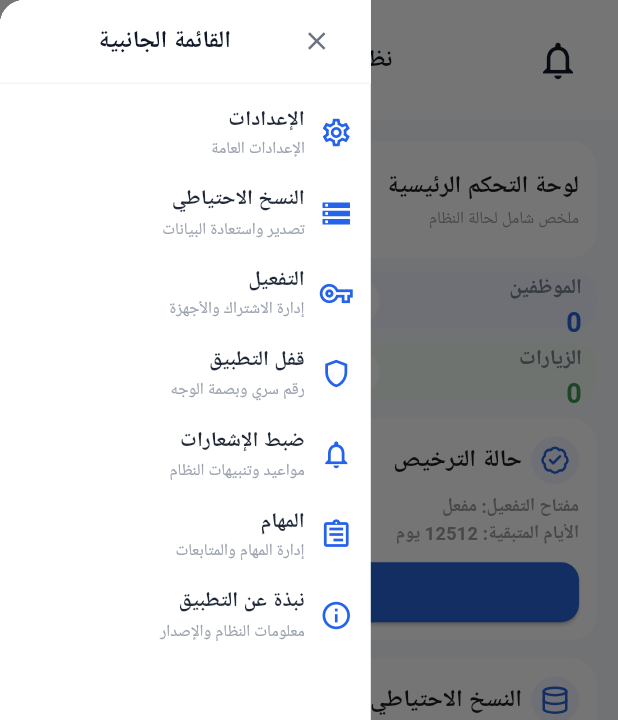
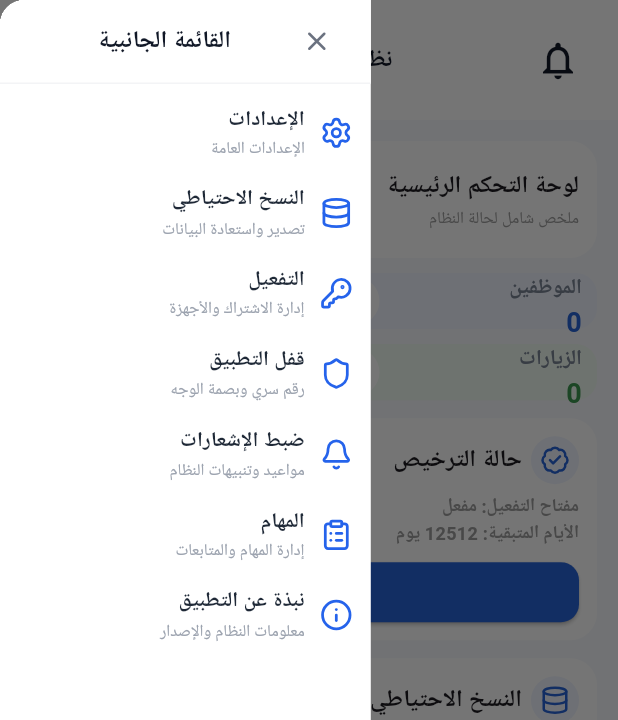
Before and after one commit to alazani-web/employee_id_app, a Flutter app: the screen it shows after launch, with the side drawer open, on a phone screen of 412 x 824 dp. Shown: the top 720 px of the screen. Run offline on Flutter 3.47's test engine with Material 3 defaults, Android fonts, the phone set to English and light mode, and no system bars; our stand-ins replace file_picker, firebase_core, flutter_svg, lucide_icons_flutter, pdf, printing and 1 more; missing offline and left inert: excel, universal_html; accounts and stored records are empty; Roboto replaces fonts that are missing (Arial).

Commit message:
تم تغيير الايقونات وربط التجديد

```diff
--- a/lib/app.dart
+++ b/lib/app.dart
@@ -27,6 +27,11 @@ class _AppState extends State<App> {
       GlobalKey<ScaffoldState>();
 
   String currentPage = "home";
+
+  // مفتاح الـ Navigator الداخلي الخاص بالصفحات.
+  // يبقى ثابتًا حتى لا يتم إنشاء Navigator جديد عند تغيير الصفحة.
+  final GlobalKey<NavigatorState> pageNavigatorKey =
+      GlobalKey<NavigatorState>();
 
 
   // =====================================================
@@ -72,8 +77,22 @@ class _AppState extends State<App> {
   // =====================================================
 
   void navigate(String page) {
+    // مهم: لا نعتمد على currentPage لمعرفة الصفحة المعروضة فعليًا،
+    // لأن الصفحة قد تكون فُتحت من داخل HomeScreen باستخدام Navigator.push.
+    // لذلك يجب تنفيذ الانتقال في كل ضغطة على الشريط السفلي.
     setState(() {
       currentPage = page;
+    });
+
+    WidgetsBinding.instance.addPostFrameCallback((_) {
+      if (!mounted || pageNavigatorKey.currentState == null) return;
+
+      pageNavigatorKey.currentState!.pushAndRemoveUntil(
+        MaterialPageRoute(
+          builder: (_) => getCurrentPage(),
+        ),
+        (route) => false,
+      );
     });
   }
 
@@ -147,7 +166,12 @@ class _AppState extends State<App> {
 
             // الصفحة
             Expanded(
-              child: getCurrentPage(),
+              child: Navigator(
+                key: pageNavigatorKey,
+                onGenerateRoute: (_) => MaterialPageRoute(
+                  builder: (_) => const HomeScreen(),
+                ),
+              ),
             ),
 
             // الشريط السفلي
--- a/lib/screens/home_screen.dart
+++ b/lib/screens/home_screen.dart
@@ -7,6 +7,11 @@ import 'package:provider/provider.dart';
 import '../providers/employee_provider.dart';
 import '../providers/visit_provider.dart';
 import '../providers/alert_provider.dart'; // استيراد مزود التنبيهات
+import 'employees_screen.dart';
+import 'visits_screen.dart';
+import 'documents_screen.dart';
+import 'alerts_screen.dart';
+import 'settings_screen.dart';
 
 class HomeScreen extends StatefulWidget {
   const HomeScreen({super.key});
@@ -16,6 +21,40 @@ class HomeScreen extends StatefulWidget {
 }
 
 class _HomeScreenState extends State<HomeScreen> {
+  static const List<String> _weekdays = [
+    '',
+    'الاثنين',
+    'الثلاثاء',
+    'الأربعاء',
+    'الخميس',
+    'الجمعة',
+    'السبت',
+    'الأحد',
+  ];
+
+  static const List<String> _months = [
+    '',
+    'يناير',
+    'فبراير',
+    'مارس',
+    'أبريل',
+    'مايو',
+    'يونيو',
+    'يوليو',
+    'أغسطس',
+    'سبتمبر',
+    'أكتوبر',
+    'نوفمبر',
+    'ديسمبر',
+  ];
+
+  String get _currentWeekday => _weekdays[DateTime.now().weekday];
+
+  String get _currentDate {
+    final now = DateTime.now();
+    return '${now.day} ${_months[now.month]} ${now.year}';
+  }
+
   static const String _documentsStorageKey = 'employee_id_app_documents_v2';
   int _documentCount = 0;
 
@@ -107,10 +146,10 @@ class _HomeScreenState extends State<HomeScreen> {
                         color: const Color(0xffEFF4FF),
                         borderRadius: BorderRadius.circular(14),
                       ),
-                      child: const Column(
+                      child: Column(
                         mainAxisAlignment: MainAxisAlignment.center,
                         children: [
-                          Text(
+                          const Text(
                             "اليوم",
                             style: TextStyle(
                               color: Color(0xff2864D7),
@@ -119,15 +158,15 @@ class _HomeScreenState extends State<HomeScreen> {
                             ),
                           ),
                           Text(
-                            "الأربعاء",
-                            style: TextStyle(
+                            _currentWeekday,
+                            style: const TextStyle(
                               fontSize: 11,
                               fontWeight: FontWeight.bold,
                             ),
                           ),
                           Text(
-                            "30 سبتمبر 2026",
-                            style: TextStyle(
+                            _currentDate,
+                            style: const TextStyle(
                               fontSize: 9,
                               color: Colors.grey,
                               fontWeight: FontWeight.bold,
@@ -156,6 +195,12 @@ class _HomeScreenState extends State<HomeScreen> {
                     icon: "assets/icons/users.svg",
                     color: const Color(0xff2864D7),
                     background: const Color(0xffEFF4FF),
+                    onTap: () => Navigator.push(
+                      context,
+                      MaterialPageRoute(
+                        builder: (_) => const EmployeesScreen(),
+                      ),
+                    ),
                   ),
                   StatCard(
                     title: "الوثائق",
@@ -163,6 +208,12 @@ class _HomeScreenState extends State<HomeScreen> {
                     icon: "assets/icons/folder_open.svg",
                     color: const Color(0xff2864D7),
                     background: const Color(0xffEFF4FF),
+                    onTap: () => Navigator.push(
+                      context,
+                      MaterialPageRoute(
+                        builder: (_) => const DocumentsScreen(),
+                      ),
+                    ),
                   ),
                   StatCard(
                     title: "الزيارات",
@@ -170,6 +221,12 @@ class _HomeScreenState extends State<HomeScreen> {
                     icon: "assets/icons/calendar.svg",
                     color: const Color(0xff3D9850),
                     background: const Color(0xffEFFAF1),
+                    onTap: () => Navigator.push(
+                      context,
+                      MaterialPageRoute(
+                        builder: (_) => const VisitsScreen(),
+                      ),
+                    ),
                   ),
                   StatCard(
                     title: "التنبيهات",
@@ -177,26 +234,52 @@ class _HomeScreenState extends State<HomeScreen> {
                     icon: "assets/icons/notifications.svg",
                     color: const Color(0xffD8792B),
                     background: const Color(0xfffff5ed),
+                    onTap: () => Navigator.push(
+                      context,
+                      MaterialPageRoute(
+                        builder: (_) => const AlertsScreen(),
+                      ),
+                    ),
                   ),
                 ],
               ),
 
               const SizedBox(height: 12),
 
-              const InfoCard(
+              InfoCard(
                 title: "حالة الترخيص",
                 icon: "assets/icons/badge_check.svg",
                 subtitle: "مفتاح التفعيل: مفعل\nالأيام المتبقية: 12512 يوم",
                 button: "إدارة الترخيص",
+                onTap: () {
+                  Navigator.push(
+                    context,
+                    MaterialPageRoute(
+                      builder: (_) => const SettingsScreen(
+                        selectedPage: "activation",
+                      ),
+                    ),
+                  );
+                },
               ),
 
               const SizedBox(height: 12),
 
-              const InfoCard(
+              InfoCard(
                 title: "النسخ الاحتياطي",
                 icon: "assets/icons/database.svg",
                 subtitle: "آخر نسخة احتياطية\nلا توجد نسخة محفوظة",
                 button: "إنشاء نسخة احتياطية",
+                onTap: () {
+                  Navigator.push(
+                    context,
+                    MaterialPageRoute(
+                      builder: (_) => const SettingsScreen(
+                        selectedPage: "backup",
+                      ),
+                    ),
+                  );
+                },
               ),
             ],
           ),
@@ -212,6 +295,7 @@ class StatCard extends StatelessWidget {
   final String icon;
   final Color color;
   final Color background;
+  final VoidCallback? onTap;
 
   const StatCard({
     super.key,
@@ -220,13 +304,17 @@ class StatCard extends StatelessWidget {
     required this.icon,
     required this.color,
     required this.background,
+    this.onTap,
   });
 
   @override
   Widget build(BuildContext context) {
-    return Container(
-      height: 55,
-      padding: const EdgeInsets.symmetric(horizontal: 10),
+    return InkWell(
+      onTap: onTap,
+      borderRadius: BorderRadius.circular(14),
+      child: Container(
+        height: 55,
+        padding: const EdgeInsets.symmetric(horizontal: 10),
       decoration: BoxDecoration(
         color: background,
         borderRadius: BorderRadius.circular(14),
@@ -274,6 +362,7 @@ class StatCard extends StatelessWidget {
           ),
         ],
       ),
+      ),
     );
   }
 }
@@ -283,6 +372,7 @@ class InfoCard extends StatelessWidget {
   final String subtitle;
   final String button;
   final String icon;
+  final VoidCallback? onTap;
 
   const InfoCard({
     super.key,
@@ -290,6 +380,7 @@ class InfoCard extends StatelessWidget {
     required this.subtitle,
     required this.button,
     required this.icon,
+    this.onTap,
   });
 
   @override
@@ -346,7 +437,7 @@ class InfoCard extends StatelessWidget {
           SizedBox(
             height: 40,
             child: ElevatedButton(
-              onPressed: () {},
+              onPressed: onTap,
               style: ElevatedButton.styleFrom(
                 backgroundColor: const Color(0xff2864D7),
                 shape: RoundedRectangleBorder(
--- a/lib/widgets/side_menu.dart
+++ b/lib/widgets/side_menu.dart
@@ -1,4 +1,5 @@
 import 'package:flutter/material.dart';
+import 'package:lucide_icons_flutter/lucide_icons.dart';
 
 class SideMenu extends StatelessWidget {
   final Function(String) onNavigate;
@@ -46,7 +47,7 @@ class SideMenu extends StatelessWidget {
                       padding: EdgeInsets.zero,
                       constraints: const BoxConstraints(),
                       icon: const Icon(
-                        Icons.close,
+                        LucideIcons.x,
                         size: 20,
                         color: Color(0xff6B7280),
                       ),
@@ -77,49 +78,49 @@ class SideMenu extends StatelessWidget {
                   children: [
                     menuItem(
                       context: context,
-                      icon: Icons.settings_outlined,
+                      icon: LucideIcons.settings,
                       title: "الإعدادات",
                       subtitle: "الإعدادات العامة",
                       page: "settings",
                     ),
                     menuItem(
                       context: context,
-                      icon: Icons.storage_outlined,
+                      icon: LucideIcons.database,
                       title: "النسخ الاحتياطي",
                       subtitle: "تصدير واستعادة البيانات",
                       page: "backup",
                     ),
                     menuItem(
                       context: context,
-                      icon: Icons.vpn_key_outlined,
+                      icon: LucideIcons.keyRound,
                       title: "التفعيل",
                       subtitle: "إدارة الاشتراك والأجهزة",
                       page: "activation",
                     ),
                     menuItem(
                       context: context,
-                      icon: Icons.shield_outlined,
+                      icon: LucideIcons.shield,
                       title: "قفل التطبيق",
                       subtitle: "رقم سري وبصمة الوجه",
                       page: "lock",
                     ),
                     menuItem(
                       context: context,
-                      icon: Icons.notifications_none_outlined,
+                      icon: LucideIcons.bell,
                       title: "ضبط الإشعارات",
                       subtitle: "مواعيد وتنبيهات النظام",
                       page: "alerts",
                     ),
                     menuItem(
                       context: context,
-                      icon: Icons.assignment_outlined,
+                      icon: LucideIcons.clipboardList,
                       title: "المهام",
                       subtitle: "إدارة المهام والمتابعات",
                       page: "tasks",
                     ),
                     menuItem(
                       context: context,
-                      icon: Icons.info_outline,
+                      icon: LucideIcons.info,
                       title: "نبذة عن التطبيق",
                       subtitle: "معلومات النظام والإصدار",
                       page: "about",
```
Also changed, not shown: lib/screens/alerts_screen.dart (+40 -61 lines), lib/screens/employees_screen.dart (+7 -11 lines), lib/screens/settings_screen.dart (+17 -17 lines), lib/screens/visits_screen.dart (+7 -11 lines), lib/utils/family_visit_calculator.dart (added, +129 -0 lines), lib/utils/renewal_calculator.dart (added, +118 -0 lines).
